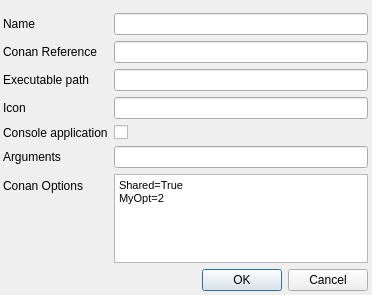
The window that src/conan_app_launcher/ui/qt/app_edit.ui (goszpeti/conan_explorer) describes before a commit, drawn with Qt 5.
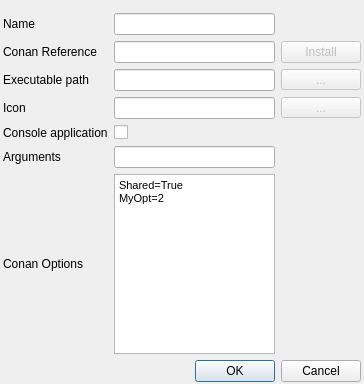
The same window after the commit. Custom widgets are drawn as their Qt base class.

Commit message: Add POC for line edit validation and completion

Diff of the .ui file:
```diff
--- a/src/conan_app_launcher/ui/qt/app_edit.ui
+++ b/src/conan_app_launcher/ui/qt/app_edit.ui
@@ -6,8 +6,8 @@
    <rect>
     <x>0</x>
     <y>0</y>
-    <width>372</width>
-    <height>295</height>
+    <width>364</width>
+    <height>384</height>
    </rect>
   </property>
   <property name="windowTitle">
@@ -21,8 +21,8 @@
     <rect>
      <x>0</x>
      <y>10</y>
-     <width>371</width>
-     <height>281</height>
+     <width>364</width>
+     <height>372</height>
     </rect>
    </property>
    <layout class="QVBoxLayout" name="vertical_layout">
@@ -36,48 +36,28 @@
      <number>3</number>
     </property>
     <item>
-     <layout class="QFormLayout" name="options_layout">
-      <item row="1" column="0">
-       <widget class="QLabel" name="name_label">
-        <property name="text">
-         <string>Name</string>
-        </property>
-       </widget>
-      </item>
-      <item row="1" column="1">
+     <layout class="QGridLayout" name="gridLayout">
+      <item row="0" column="1">
        <widget class="QLineEdit" name="name_line_edit"/>
       </item>
-      <item row="2" column="0">
+      <item row="1" column="0">
        <widget class="QLabel" name="conan_ref_label">
         <property name="text">
          <string>Conan Reference</string>
         </property>
        </widget>
       </item>
-      <item row="2" column="1">
-       <widget class="QLineEdit" name="conan_ref_line_edit"/>
+      <item row="1" column="1">
+       <widget class="LineEdit" name="conan_ref_line_edit"/>
       </item>
-      <item row="3" column="0">
-       <widget class="QLabel" name="exec_path_label">
+      <item row="0" column="0">
+       <widget class="QLabel" name="name_label">
         <property name="text">
-         <string>Executable path</string>
+         <string>Name</string>
         </property>
        </widget>
       </item>
-      <item row="3" column="1">
-       <widget class="QLineEdit" name="exec_path_line_edit"/>
-      </item>
       <item row="4" column="0">
-       <widget class="QLabel" name="icon_label">
-        <property name="text">
-         <string>Icon</string>
-        </property>
-       </widget>
-      </item>
-      <item row="4" column="1">
-       <widget class="QLineEdit" name="icon_line_edit"/>
-      </item>
-      <item row="5" column="0">
        <widget class="QLabel" name="is_console_app_label">
         <property name="text">
          <string>Console application</string>
@@ -85,30 +65,9 @@
        </widget>
       </item>
       <item row="5" column="1">
-       <widget class="QCheckBox" name="is_console_app_checkbox">
-        <property name="text">
-         <string/>
-        </property>
-       </widget>
-      </item>
-      <item row="6" column="0">
-       <widget class="QLabel" name="args_label">
-        <property name="text">
-         <string>Arguments</string>
-        </property>
-       </widget>
-      </item>
-      <item row="6" column="1">
        <widget class="QLineEdit" name="args_line_edit"/>
       </item>
-      <item row="7" column="0">
-       <widget class="QLabel" name="conan_opts_label">
-        <property name="text">
-         <string>Conan Options</string>
-        </property>
-       </widget>
-      </item>
-      <item row="7" column="1">
+      <item row="6" column="1">
        <widget class="QTextEdit" name="conan_opts_text_edit">
         <property name="autoFormatting">
          <set>QTextEdit::AutoNone</set>
@@ -123,6 +82,95 @@
         </property>
        </widget>
       </item>
+      <item row="4" column="1">
+       <widget class="QCheckBox" name="is_console_app_checkbox">
+        <property name="text">
+         <string/>
+        </property>
+       </widget>
+      </item>
+      <item row="5" column="0">
+       <widget class="QLabel" name="args_label">
+        <property name="text">
+         <string>Arguments</string>
+        </property>
+       </widget>
+      </item>
+      <item row="3" column="1">
+       <widget class="QLineEdit" name="icon_line_edit"/>
+      </item>
+      <item row="3" column="0">
+       <widget class="QLabel" name="icon_label">
+        <property name="text">
+         <string>Icon</string>
+        </property>
+       </widget>
+      </item>
+      <item row="6" column="0">
+       <widget class="QLabel" name="conan_opts_label">
+        <property name="text">
+         <string>Conan Options</string>
+        </property>
+       </widget>
+      </item>
+      <item row="2" column="1">
+       <widget class="QLineEdit" name="exec_path_line_edit"/>
+      </item>
+      <item row="2" column="0">
+       <widget class="QLabel" name="exec_path_label">
+        <property name="text">
+         <string>Executable path</string>
+        </property>
+       </widget>
+      </item>
+      <item row="2" column="2">
+       <widget class="QToolButton" name="toolButton_2">
+        <property name="enabled">
+         <bool>false</bool>
+        </property>
+        <property name="sizePolicy">
+         <sizepolicy hsizetype="MinimumExpanding" vsizetype="Fixed">
+          <horstretch>0</horstretch>
+          <verstretch>0</verstretch>
+         </sizepolicy>
+        </property>
+        <property name="layoutDirection">
+         <enum>Qt::LeftToRight</enum>
+        </property>
+        <property name="text">
+         <string>...</string>
+        </property>
+       </widget>
+      </item>
+      <item row="3" column="2">
+       <widget class="QToolButton" name="toolButton_3">
+        <property name="enabled">
+         <bool>false</bool>
+        </property>
+        <property name="sizePolicy">
+         <sizepolicy hsizetype="MinimumExpanding" vsizetype="Fixed">
+          <horstretch>0</horstretch>
+          <verstretch>0</verstretch>
+         </sizepolicy>
+        </property>
+        <property name="text">
+         <string>...</string>
+        </property>
+       </widget>
+      </item>
+      <item row="1" column="2">
+       <widget class="QPushButton" name="pushButton">
+        <property name="enabled">
+         <bool>false</bool>
+        </property>
+        <property name="text">
+         <string>Install</string>
+        </property>
+        <property name="flat">
+         <bool>false</bool>
+        </property>
+       </widget>
+      </item>
      </layout>
     </item>
     <item>
@@ -138,6 +186,13 @@
    </layout>
   </widget>
  </widget>
+ <customwidgets>
+  <customwidget>
+   <class>LineEdit</class>
+   <extends>QLineEdit</extends>
+   <header>conan_app_launcher.ui.line_edit.h</header>
+  </customwidget>
+ </customwidgets>
  <resources/>
  <connections>
   <connection>
```
Left out of the diff: 16 changed lines with no effect on the pictures. The commit also changes 3 other files.
